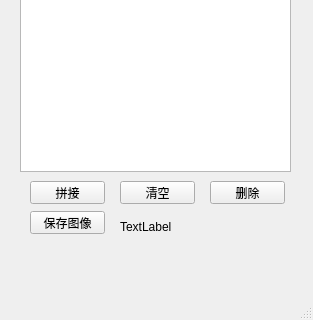
Old version of the form AJVision/mainwindow.ui in the repository Aden2018/AijiuVision; both pictures show x 0 to 313 and y 336 to 656 of the 313 by 656 pixel window.
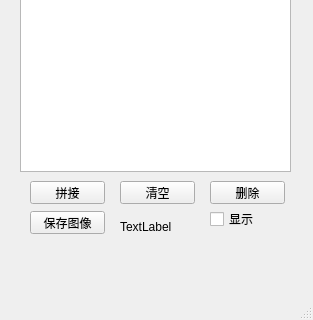
New version of the form.

Commit message: 添加显示控制

What changed in the file:
```diff
--- a/AJVision/mainwindow.ui
+++ b/AJVision/mainwindow.ui
@@ -89,6 +89,19 @@
      <string>TextLabel</string>
     </property>
    </widget>
+   <widget class="QCheckBox" name="checkBox">
+    <property name="geometry">
+     <rect>
+      <x>210</x>
+      <y>530</y>
+      <width>71</width>
+      <height>16</height>
+     </rect>
+    </property>
+    <property name="text">
+     <string>显示</string>
+    </property>
+   </widget>
   </widget>
   <widget class="QMenuBar" name="menuBar">
    <property name="geometry">
```
The commit also changes 3 other files.
